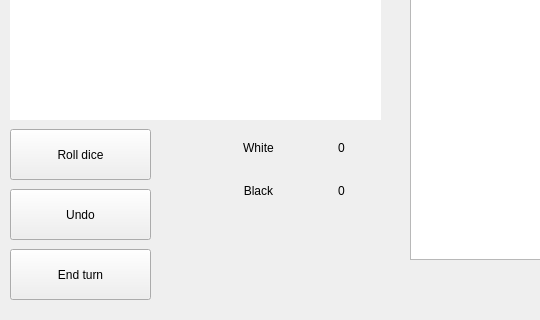
This is BackgammonPP/boardwindow.ui in daniilgrbic/BackgammonPP as Qt 5 draws it before an edit; both pictures show x 0 to 540 and y 341 to 661 of the 1192 by 661 pixel window. The edited form follows.
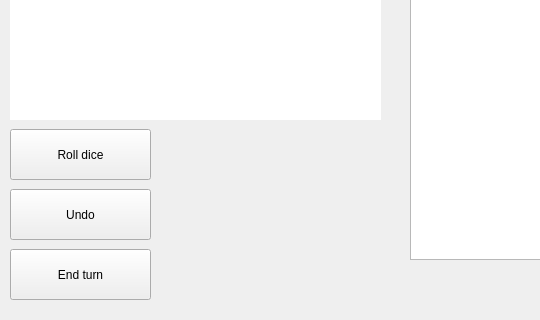
This is the edited form.

```diff
--- a/BackgammonPP/boardwindow.ui
+++ b/BackgammonPP/boardwindow.ui
@@ -112,58 +112,6 @@
     </rect>
    </property>
   </widget>
-  <widget class="QWidget" name="gridLayoutWidget">
-   <property name="geometry">
-    <rect>
-     <x>220</x>
-     <y>470</y>
-     <width>160</width>
-     <height>80</height>
-    </rect>
-   </property>
-   <layout class="QGridLayout" name="gridLayout">
-    <item row="1" column="0">
-     <widget class="QLabel" name="lbBlack">
-      <property name="text">
-       <string>Black</string>
-      </property>
-      <property name="alignment">
-       <set>Qt::AlignCenter</set>
-      </property>
-     </widget>
-    </item>
-    <item row="0" column="0">
-     <widget class="QLabel" name="lbWhite">
-      <property name="text">
-       <string>White</string>
-      </property>
-      <property name="alignment">
-       <set>Qt::AlignCenter</set>
-      </property>
-     </widget>
-    </item>
-    <item row="0" column="1">
-     <widget class="QLabel" name="lbScoreWhite">
-      <property name="text">
-       <string>0</string>
-      </property>
-      <property name="alignment">
-       <set>Qt::AlignCenter</set>
-      </property>
-     </widget>
-    </item>
-    <item row="1" column="1">
-     <widget class="QLabel" name="lbScoreBlack">
-      <property name="text">
-       <string>0</string>
-      </property>
-      <property name="alignment">
-       <set>Qt::AlignCenter</set>
-      </property>
-     </widget>
-    </item>
-   </layout>
-  </widget>
  </widget>
  <resources/>
  <connections/>
```
